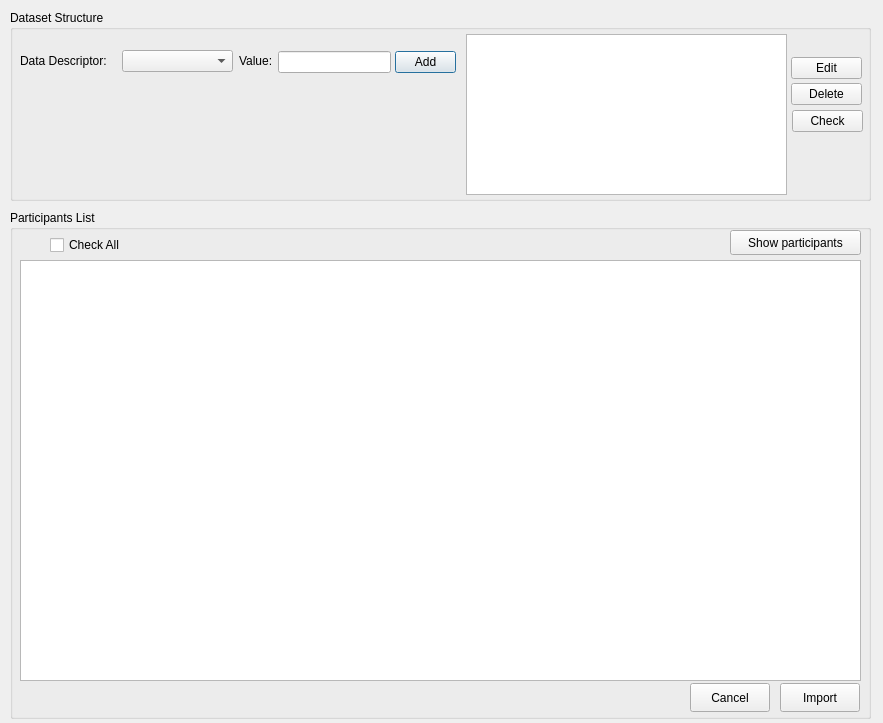
Qt form guide/Participants.ui (CCC-members/EEG_ArtifacRejection) before a commit.
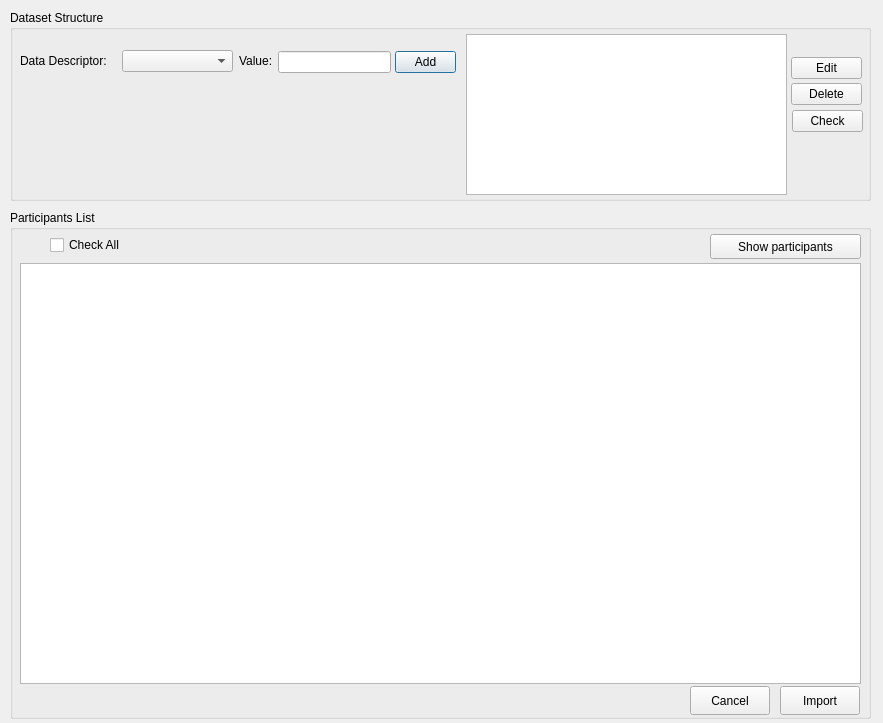
The same form after that commit. Icons and pictures are not drawn.

The edit to the form file:
```diff
--- a/guide/Participants.ui
+++ b/guide/Participants.ui
@@ -159,7 +159,7 @@
     <property name="geometry">
      <rect>
       <x>10</x>
-      <y>50</y>
+      <y>53</y>
       <width>841</width>
       <height>421</height>
      </rect>
@@ -185,7 +185,7 @@
     <property name="geometry">
      <rect>
       <x>680</x>
-      <y>473</y>
+      <y>476</y>
       <width>80</width>
       <height>29</height>
      </rect>
@@ -202,7 +202,7 @@
     <property name="geometry">
      <rect>
       <x>770</x>
-      <y>473</y>
+      <y>476</y>
       <width>80</width>
       <height>29</height>
      </rect>
@@ -214,9 +214,9 @@
    <widget class="QPushButton" name="pushButtonShow">
     <property name="geometry">
      <rect>
-      <x>720</x>
-      <y>20</y>
-      <width>131</width>
+      <x>700</x>
+      <y>24</y>
+      <width>151</width>
       <height>25</height>
      </rect>
     </property>
```
